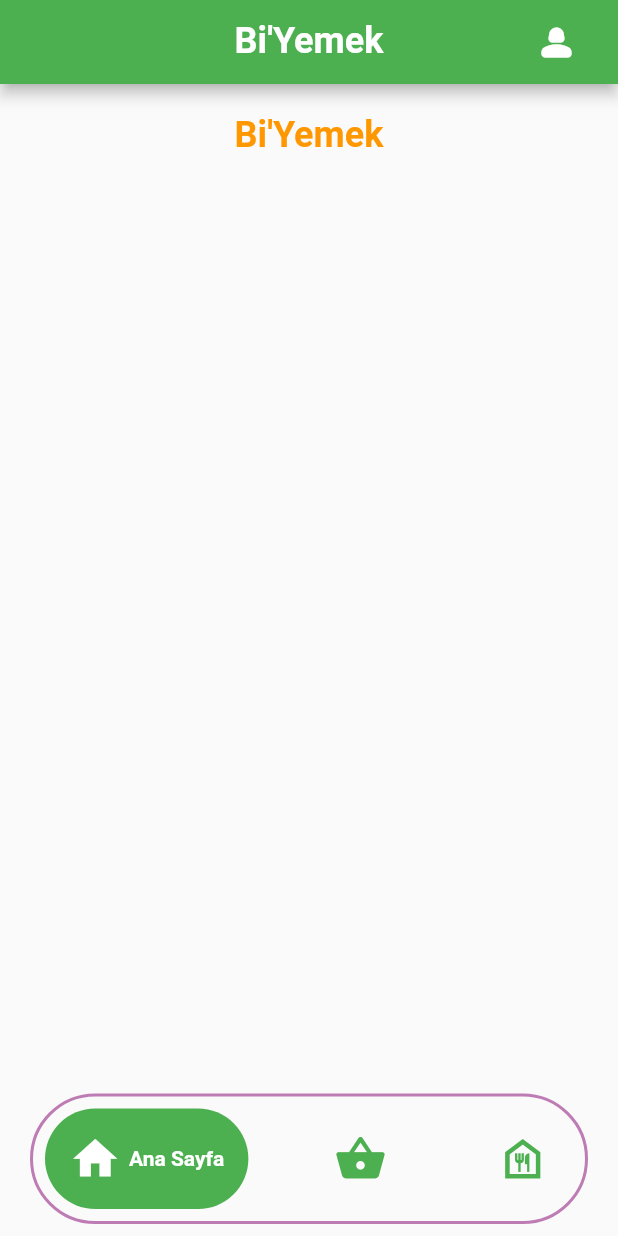
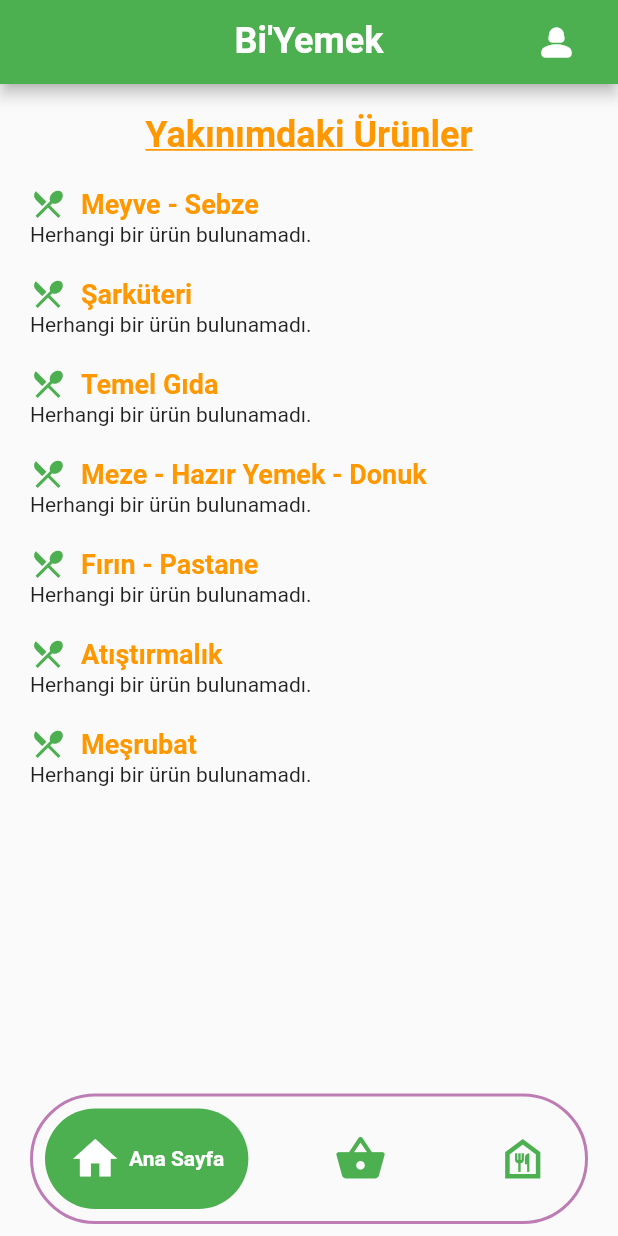
Before and after one commit to huseyinasan/biyemek, a Flutter app: the CustomerHomePage screen opened directly, on a phone screen of 412 x 824 dp. Run offline on Flutter 3.47's test engine with Material 2 defaults, Android fonts, the phone set to English and light mode, and no system bars; drawn by our look-alikes of google_nav_bar; our stand-ins replace animated_splash_screen, cloud_firestore, firebase_auth, firebase_core, firebase_storage, flutter_spinkit and 4 more; accounts and stored records are empty.

Commit message:
customer product view ui and backend done

```diff
--- /dev/null
+++ b/lib/components/category_name.dart
@@ -0,0 +1,31 @@
+import 'package:flutter/material.dart';
+
+class CategoryName extends StatelessWidget {
+  final String text;
+
+  CategoryName({required this.text});
+
+  @override
+  Widget build(BuildContext context) {
+    return Row(
+      mainAxisAlignment: MainAxisAlignment.start,
+      children: [
+        Icon(
+          Icons.local_dining,
+          color: Colors.green,
+        ),
+        SizedBox(
+          width: 10,
+        ),
+        Text(
+          text,
+          style: TextStyle(
+            fontSize: 18.0,
+            color: Colors.orange,
+            fontWeight: FontWeight.bold,
+          ),
+        ),
+      ],
+    );
+  }
+}
--- a/lib/screens/business_screens/home/business_home_page.dart
+++ b/lib/screens/business_screens/home/business_home_page.dart
@@ -503,7 +503,7 @@ class _BusinessHomePageState extends State<BusinessHomePage> {
                                         ),
                                         SizedBox(height: 5),
                                         StreamBuilder<List<Product>>(
-                                          stream: ProductService()
+                                          stream: MyProductsService()
                                               .getMyProducts(_businessUid),
                                           builder: (context, snapshot) {
                                             if (snapshot.hasData) {
--- a/lib/screens/business_screens/home/my_products_page.dart
+++ b/lib/screens/business_screens/home/my_products_page.dart
@@ -84,7 +84,8 @@ class _MyProductsPageState extends State<MyProductsPage>
                 //products will come here
                 Center(
                   child: StreamBuilder<List<Product>>(
-                    stream: ProductService().getMyProducts(widget.businessUid),
+                    stream:
+                        MyProductsService().getMyProducts(widget.businessUid),
                     builder: (context, snapshot) {
                       if (snapshot.connectionState == ConnectionState.waiting) {
                         return const Center(child: CircularProgressIndicator());
@@ -101,7 +102,7 @@ class _MyProductsPageState extends State<MyProductsPage>
                           itemCount: snapshot.data!.length,
                           itemBuilder: (ctx, i) => Padding(
                             padding: const EdgeInsets.symmetric(vertical: 10.0),
-                            child: ProductItem(
+                            child: MyProductItem(
                               product: snapshot.data![i],
                             ),
                           ),
--- a/lib/screens/customer_screens/home/customer_homepage.dart
+++ b/lib/screens/customer_screens/home/customer_homepage.dart
@@ -1,8 +1,10 @@
+import 'package:biyemek/components/category_name.dart';
 import 'package:biyemek/screens/onboarding/entrances/customer_entrance.dart';
 import 'package:biyemek/widgets/custom_appbar.dart';
 import 'package:firebase_auth/firebase_auth.dart';
 import 'package:flutter/material.dart';
 import 'package:google_nav_bar/google_nav_bar.dart';
+import '../../../widgets/product_grid_view.dart';
 
 class CustomerHomePage extends StatefulWidget {
   const CustomerHomePage({Key? key}) : super(key: key);
@@ -37,21 +39,22 @@ class _CustomerHomePageState extends State<CustomerHomePage> {
     super.dispose();
   }
 
-  Future<void> signUserOut() async {
-    // çıkış yapma
-    try {
-      await FirebaseAuth.instance.signOut();
-    } catch (e) {
-      print('Error signing out: $e');
-    }
-  }
-
   @override
   Widget build(BuildContext context) {
     final user = FirebaseAuth.instance.currentUser;
     if (user == null) {
       return const CustomerEntrance();
     }
+
+    List<String> categories = [
+      'Meyve - Sebze',
+      'Şarküteri',
+      'Temel Gıda',
+      'Meze - Hazır Yemek - Donuk',
+      'Fırın - Pastane',
+      'Atıştırmalık',
+      'Meşrubat',
+    ];
 
     return SafeArea(
       child: Scaffold(
@@ -66,25 +69,51 @@ class _CustomerHomePageState extends State<CustomerHomePage> {
             });
           },
           children: [
-              Column(
+            Padding(
+              padding: const EdgeInsets.only(
+                top: 20,
+                left: 20,
+                right: 20,
+                bottom: 20,
+              ),
+              child: SingleChildScrollView(
+                child: Column(
                   children: [
-                  Column(
+                    const Row(
+                      mainAxisAlignment: MainAxisAlignment.center,
                       children: [
-                      Container(
-                        padding: const EdgeInsets.all(20.0),
-                        child: Text(
-                          "Bi'Yemek",
+                        Text(
+                          "Yakınımdaki Ürünler",
                           textAlign: TextAlign.center,
                           style: TextStyle(
                             fontSize: 24.0,
                             fontWeight: FontWeight.bold,
                             color: Colors.orange,
-                          ),
+                            decoration: TextDecoration.underline,
                           ),
                         ),
                       ],
                     ),
+                    const SizedBox(
+                      height: 20,
+                    ),
+                    ...List.generate(categories.length, (index) {
+                      return Column(
+                        children: [
+                          CategoryName(
+                            text: categories[index],
+                          ),
+                          ProductGridView(
+                              category: categories[index]), //product
+                          const SizedBox(
+                            height: 20,
+                          ),
                         ],
+                      );
+                    }),
+                  ],
+                ),
+              ),
             ),
             const Column(
               children: [
@@ -92,8 +121,8 @@ class _CustomerHomePageState extends State<CustomerHomePage> {
                   "sayfa2",
                   style: TextStyle(
                     color: Colors.amber,
-                      fontSize: 30, // yazı büyüklüğü
-                      fontWeight: FontWeight.normal, //kalınlık
+                    fontSize: 30,
+                    fontWeight: FontWeight.normal,
                   ),
                 )
               ],
@@ -101,7 +130,8 @@ class _CustomerHomePageState extends State<CustomerHomePage> {
             const Column(
               children: [Text("sayfa3")],
             ),
-            ]),
+          ],
+        ),
         bottomNavigationBar: Padding(
           padding: const EdgeInsets.symmetric(horizontal: 20.0, vertical: 8.0),
           child: Container(
@@ -109,7 +139,7 @@ class _CustomerHomePageState extends State<CustomerHomePage> {
             height: 87,
             decoration: BoxDecoration(
               border: Border.all(
-                color: Color(0xFFBE7CB4),
+                color: const Color(0xFFBE7CB4),
                 width: 2.0,
               ),
               borderRadius: BorderRadius.circular(60.0),
--- /dev/null
+++ b/lib/services/category_product_service.dart
@@ -0,0 +1,19 @@
+import 'package:cloud_firestore/cloud_firestore.dart';
+import 'package:biyemek/models/product_model.dart';
+
+class CategoryProductsService {
+  final _productsRef = FirebaseFirestore.instance.collection('products');
+
+  Stream<List<Product>> getProducts(String type) {
+    return _productsRef.where('type', isEqualTo: type).snapshots().map(
+        (snapshot) =>
+            snapshot.docs.map((doc) => Product.fromMap(doc.data())).toList());
+  }
+
+  //sepete ekleme özelliği eklenecek
+  //cart collectionun altında uid document olacak
+  //document altında ürünün uid'si olacak
+  // Future<void> addToCart(String productId) {
+  //   return _productsRef.doc(productId).delete();
+  // }
+}
--- a/lib/services/my_products_service.dart
+++ b/lib/services/my_products_service.dart
@@ -1,7 +1,7 @@
 import 'package:cloud_firestore/cloud_firestore.dart';
 import 'package:biyemek/models/product_model.dart';
 
-class ProductService {
+class MyProductsService {
   final _productsRef = FirebaseFirestore.instance.collection('products');
 
   Stream<List<Product>> getMyProducts(String businessUid) {
--- /dev/null
+++ b/lib/widgets/product_grid_view.dart
@@ -0,0 +1,53 @@
+import 'package:biyemek/models/product_model.dart';
+import 'package:flutter/material.dart';
+import '../services/category_product_service.dart';
+import 'category_products_item.dart';
+
+class ProductGridView extends StatelessWidget {
+  const ProductGridView({
+    super.key,
+    required this.category,
+  });
+
+  final String category;
+
+  @override
+  Widget build(BuildContext context) {
+    return Row(
+      children: [
+        StreamBuilder<List<Product>>(
+          stream: CategoryProductsService().getProducts(category),
+          builder: (context, snapshot) {
+            if (snapshot.connectionState == ConnectionState.waiting) {
+              return const Center(child: CircularProgressIndicator());
+            } else if (snapshot.hasError) {
+              return const Center(child: Text('Bir şeyler yanlış gitti'));
+            } else if (snapshot.data == null || snapshot.data!.isEmpty) {
+              return const Center(child: Text('Herhangi bir ürün bulunamadı.'));
+            } else {
+              return Expanded(
+                // Wrap your ListView with Expanded
+                child: SizedBox(
+                  height: 200,
+                  child: ListView.builder(
+                    padding: const EdgeInsets.all(10.0),
+                    itemCount: snapshot.data!.length,
+                    scrollDirection: Axis
+                        .horizontal, // This makes your ListView scrollable horizontally
+                    itemBuilder: (ctx, i) => Padding(
+                      padding: const EdgeInsets.symmetric(
+                          vertical: 10.0, horizontal: 5.0),
+                      child: CategoryProductItem(
+                        product: snapshot.data![i],
+                      ),
+                    ),
+                  ),
+                ),
+              );
+            }
+          },
+        ),
+      ],
+    );
+  }
+}
```
Also changed, not shown: lib/widgets/category_products_item.dart (added, +75 -0 lines), lib/widgets/my_products_item.dart (+3 -4 lines). Lines whose indentation alone changed are shown as unchanged.
